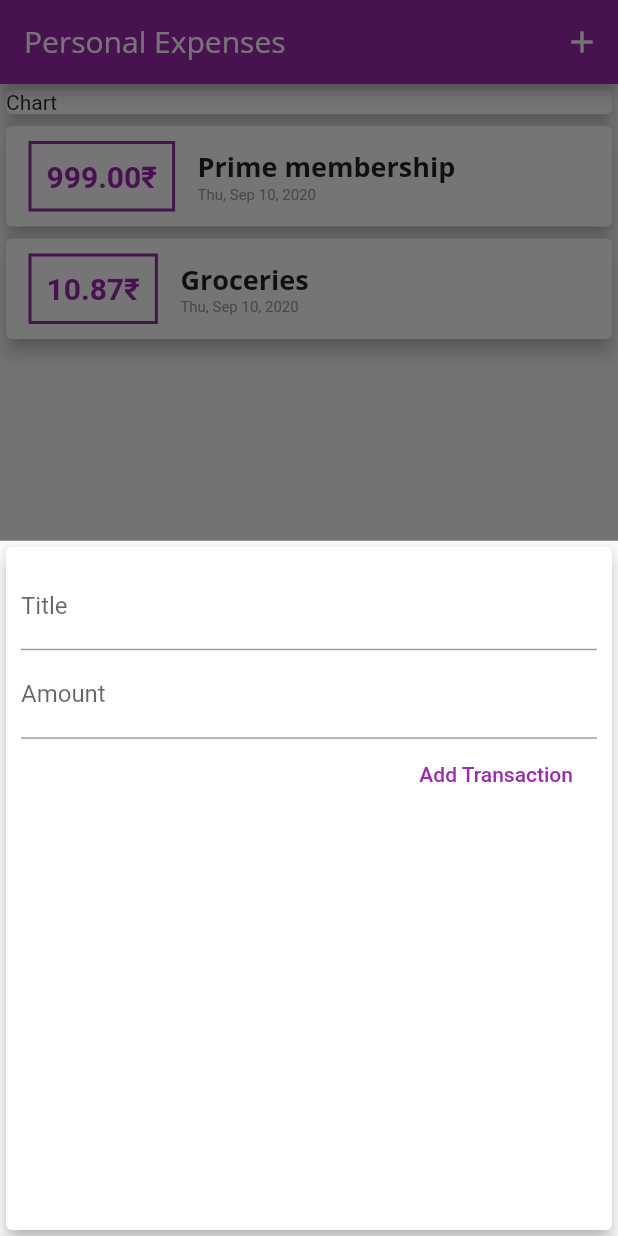
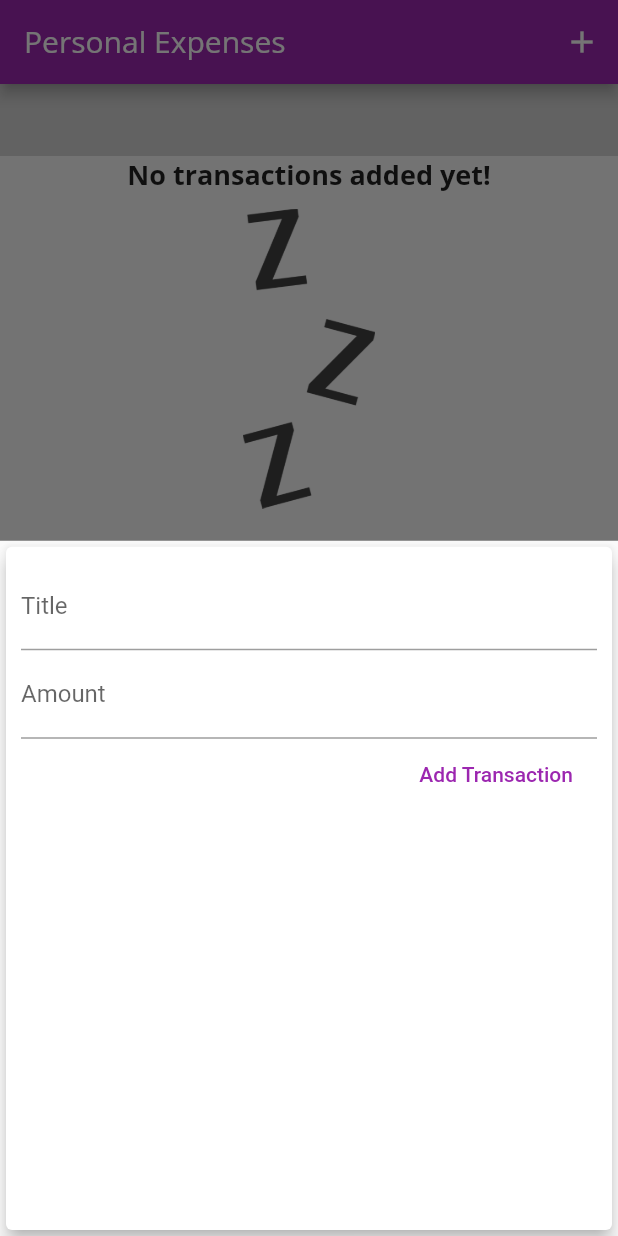
Before and after one commit to chaitnayabasava/personal-expenses-app, a Flutter app: the screen it shows after launch, after a tap on the "add" icon, on a phone screen of 412 x 824 dp. Run offline on Flutter 3.47's test engine with Material 2 defaults, Android fonts, the phone set to English and light mode, and no system bars; statements that could not run were skipped.

Commit message:
created Chart widget.

```diff
--- a/lib/main.dart
+++ b/lib/main.dart
@@ -1,5 +1,6 @@
 import 'package:flutter/material.dart';
 
+import './widgets/chart.dart';
 import './widgets/new_transaction.dart';
 import './widgets/transaction_list.dart';
 
@@ -43,20 +44,7 @@ class MyHomePage extends StatefulWidget {
 }
 
 class _MyHomePageState extends State<MyHomePage> {
-  final List<Transaction> _userTransactions = [
-    Transaction(
-      id: 't1',
-      title: 'Prime membership',
-      amount: 999,
-      date: DateTime.now(),
-    ),
-    Transaction(
-      id: 't2',
-      title: 'Groceries',
-      amount: 10.87,
-      date: DateTime.now(),
-    ),
-  ];
+  final List<Transaction> _userTransactions = [];
 
   void _addNewTransaction(String title, double amount) {
     final newTr = Transaction(
@@ -103,9 +91,7 @@ class _MyHomePageState extends State<MyHomePage> {
           children: [
             Container(
               width: double.infinity,
-              child: Card(
-                child: Text('Chart'),
-              ),
+              child: Chart(),
             ),
             TransactionList(_userTransactions),
           ],
--- a/lib/widgets/transaction_list.dart
+++ b/lib/widgets/transaction_list.dart
@@ -12,7 +12,26 @@ class TransactionList extends StatelessWidget {
   Widget build(BuildContext context) {
     return Container(
       height: 300,
-      child: ListView.builder(
+      child: transactions.isEmpty
+          ? Column(
+              children: [
+                Text(
+                  'No transactions added yet!',
+                  style: Theme.of(context).textTheme.title,
+                ),
+                SizedBox(
+                  height: 10,
+                ),
+                SizedBox(
+                  height: 200,
+                  child: Image.asset(
+                    'assets/images/waiting.png',
+                    fit: BoxFit.cover,
+                  ),
+                ),
+              ],
+            )
+          : ListView.builder(
               itemBuilder: (context, idx) {
                 return Card(
                   child: Row(
--- a/pubspec.yaml
+++ b/pubspec.yaml
@@ -43,8 +43,8 @@ flutter:
   # the material Icons class.
   uses-material-design: true
   # To add assets to your application, add an assets section, like this:
-  # assets:
-  #   - images/a_dot_burr.jpeg
+  assets:
+    - assets/images/waiting.png
   #   - images/a_dot_ham.jpeg
   # An image asset can refer to one or more resolution-specific "variants", see
   # https://flutter.dev/assets-and-images/#resolution-aware.
```
Also changed, not shown: lib/widgets/chart.dart (added, +42 -0 lines), assets/images/waiting.png (added). Lines whose indentation alone changed are shown as unchanged.
